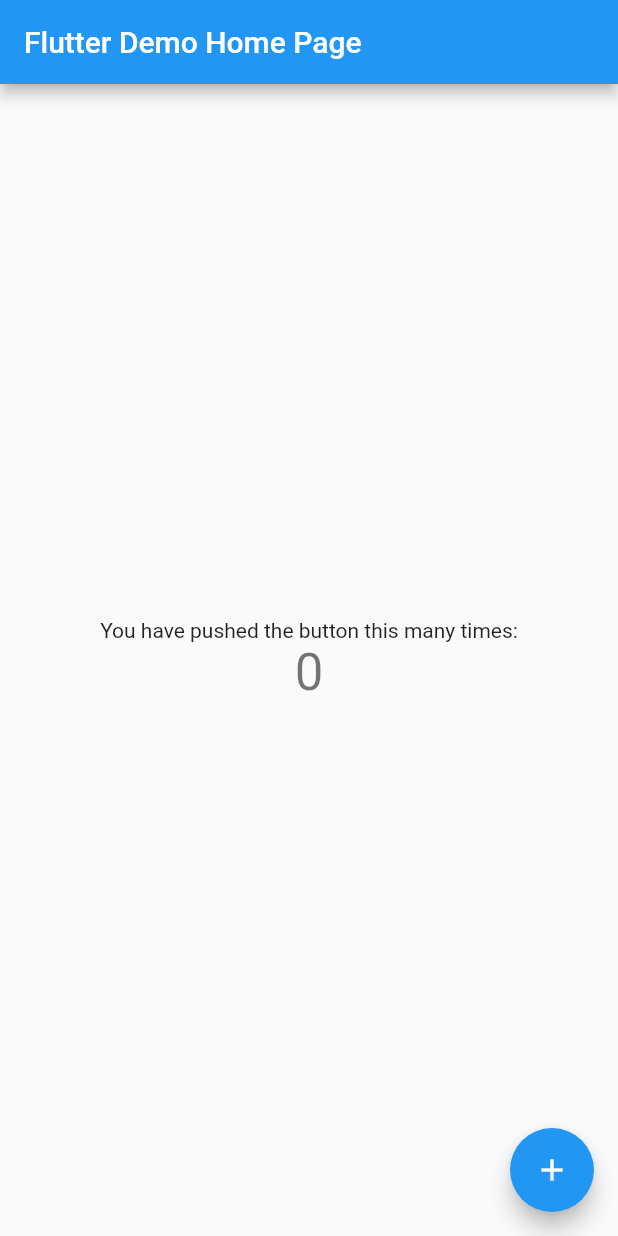
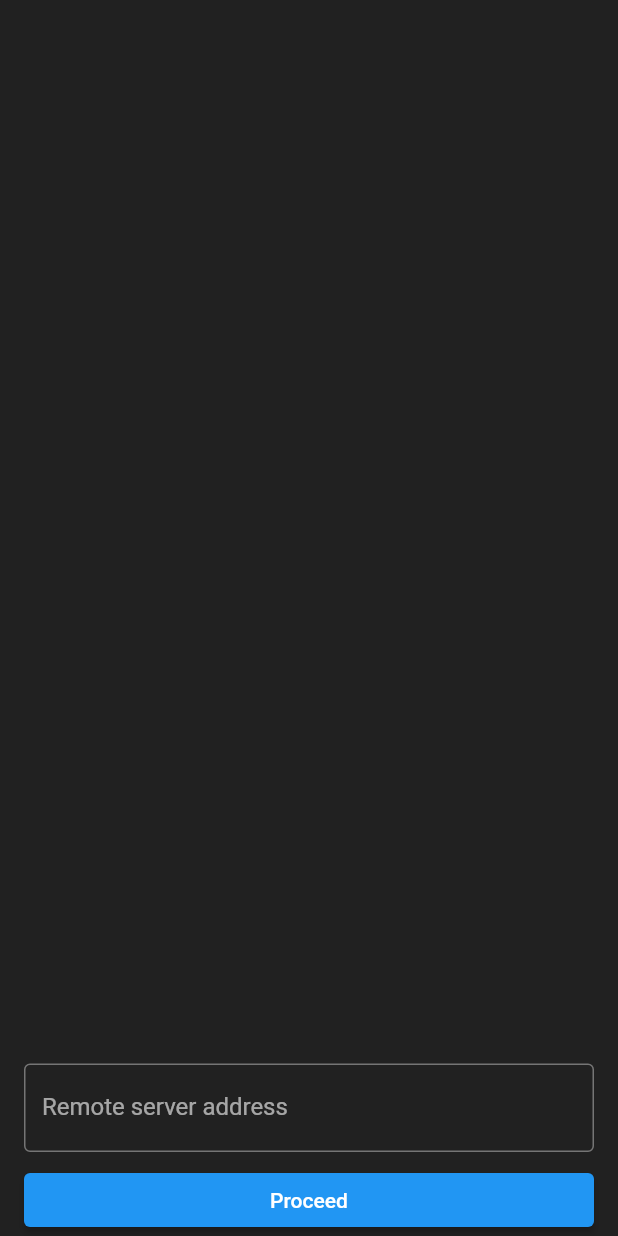
Before and after one commit to zdllucky/timetrack, a Flutter app: the screen it shows after launch, on a phone screen of 412 x 824 dp. Run offline on Flutter 3.47's test engine with Material 2 defaults, Android fonts, the phone set to English and light mode, and no system bars; drawn by our look-alikes of flutter_form_builder; our stand-ins replace bloc, dio, flutter_bloc, form_builder_validators, get_it, hive_flutter and 1 more; missing offline and left inert: flutter_inappwebview; accounts and stored records are empty.

Commit message:
Proposed wrapper-app structure

```diff
--- /dev/null
+++ b/wrapper_app/lib/app/app.dart
@@ -0,0 +1,152 @@
+import 'dart:io';
+
+import 'package:flutter/material.dart';
+import 'package:flutter_bloc/flutter_bloc.dart';
+import 'package:flutter_inappwebview/flutter_inappwebview.dart';
+import 'package:flutter_localizations/flutter_localizations.dart';
+import 'package:form_builder_validators/form_builder_validators.dart';
+import 'package:url_launcher/url_launcher.dart';
+import 'package:wrapper_app/shared/Utils.dart';
+
+import '../data/remote_host/models/remote_host.dart';
+import '../injectable/injections.dart';
+import 'host/__.dart';
+
+class App extends StatelessWidget {
+  const App({Key? key}) : super(key: key);
+
+  @override
+  Widget build(BuildContext context) {
+    return MaterialApp(
+      localizationsDelegates: const [
+        GlobalMaterialLocalizations.delegate,
+        GlobalWidgetsLocalizations.delegate,
+        GlobalCupertinoLocalizations.delegate,
+        FormBuilderLocalizations.delegate
+      ],
+      supportedLocales: const [Locale('en'), Locale('ru')],
+      theme: ThemeData.dark(),
+      home: BlocProvider<HostCubit>(
+          create: (_) => get<HostCubit>(), child: const MyHomePage()),
+    );
+  }
+}
+
+class MyHomePage extends StatefulWidget {
+  const MyHomePage({Key? key}) : super(key: key);
+
+  @override
+  State<MyHomePage> createState() => _MyHomePageState();
+}
+
+class _MyHomePageState extends State<MyHomePage> {
+  final TextEditingController _controller = TextEditingController();
+  final GlobalKey webViewKey = GlobalKey();
+  InAppWebViewController? webViewController;
+  InAppWebViewGroupOptions options = InAppWebViewGroupOptions(
+      crossPlatform: InAppWebViewOptions(
+        useShouldOverrideUrlLoading: true,
+        mediaPlaybackRequiresUserGesture: false,
+      ),
+      android: AndroidInAppWebViewOptions(
+        useHybridComposition: true,
+      ),
+      ios: IOSInAppWebViewOptions(
+        allowsInlineMediaPlayback: true,
+      ));
+  late PullToRefreshController pullToRefreshController;
+
+  @override
+  initState() {
+    super.initState();
+
+    pullToRefreshController = PullToRefreshController(
+      options: PullToRefreshOptions(
+        color: Colors.blue,
+      ),
+      onRefresh: () async {
+        if (Platform.isAndroid) {
+          webViewController?.reload();
+        } else if (Platform.isIOS) {
+          webViewController?.loadUrl(
+              urlRequest: URLRequest(url: await webViewController?.getUrl()));
+        }
+      },
+    );
+
+    Utils.getLocalTestIPAddr().then((value) => _controller.text = value);
+  }
+
+  // _updateConstraints(
+  //     double h, double w, double l, double t, double r, double b) async {
+  //   setState(() {
+  //     _safePaddingTop = t;
+  //     _safePaddingLeft = l;
+  //     _safePaddingRight = r;
+  //     _safePaddingBottom = b;
+  //     _safeHeight = h - t - b;
+  //     _safeWidth = w - l - r;
+  //   });
+  // }
+
+  @override
+  Widget build(BuildContext context) {
+    // _updateConstraints(
+    //   MediaQuery.of(context).size.height,
+    //   MediaQuery.of(context).size.width,
+    //   MediaQuery.of(context).padding.left,
+    //   MediaQuery.of(context).padding.top,
+    //   MediaQuery.of(context).padding.right,
+    //   MediaQuery.of(context).padding.bottom,
+    // );
+
+    return Scaffold(
+        backgroundColor: ThemeData.dark().primaryColor,
+        body: HostScaffold(
+          child: BlocBuilder<HostCubit, RemoteHost>(
+            builder: (context, state) {
+              return InAppWebView(
+                key: webViewKey,
+                initialUrlRequest: URLRequest(url: Uri.parse(state.uri)),
+                initialOptions: options,
+                pullToRefreshController: pullToRefreshController,
+                onWebViewCreated: (controller) {
+                  webViewController = controller;
+                },
+                androidOnPermissionRequest:
+                    (controller, origin, resources) async {
+                  return PermissionRequestResponse(
+                      resources: resources,
+                      action: PermissionRequestResponseAction.GRANT);
+                },
+                shouldOverrideUrlLoading: (controller, navigationAction) async {
+                  var uri = navigationAction.request.url!;
+
+                  if (![
+                    "http",
+                    "https",
+                    "file",
+                    "chrome",
+                    "data",
+                    "javascript",
+                    "about"
+                  ].contains(uri.scheme)) {
+                    if (!await launchUrl(uri)) {
+                      return NavigationActionPolicy.CANCEL;
+                    }
+                  }
+                  return NavigationActionPolicy.ALLOW;
+                },
+                onLoadError: (controller, url, code, message) {
+                  pullToRefreshController.endRefreshing();
+                },
+                onConsoleMessage: (controller, consoleMessage) {
+                  print(consoleMessage);
+                },
+              );
+            },
+          ),
+        ) // This trailing comma makes auto-formatting nicer for build methods.
+        );
+  }
+}
--- /dev/null
+++ b/wrapper_app/lib/app/host/__.dart
@@ -0,0 +1,4 @@
+library host_feature;
+
+export 'blocs/host/host_cubit.dart';
+export 'scaffolds/host.dart';
--- /dev/null
+++ b/wrapper_app/lib/app/host/blocs/host/host_cubit.dart
@@ -0,0 +1,25 @@
+import 'package:bloc/bloc.dart';
+import 'package:flutter/foundation.dart';
+import 'package:injectable/injectable.dart';
+
+import '../../../../data/remote_host/__.dart';
+
+@lazySingleton
+class HostCubit extends Cubit<RemoteHost> {
+  final RemoteHostRepo _remoteHostRepo;
+
+  HostCubit(this._remoteHostRepo) : super(_remoteHostRepo.remoteHost);
+
+  @override
+  void onChange(Change<RemoteHost> change) {
+    super.onChange(change);
+
+    debugPrint(change.nextState.uri.toString());
+
+    _remoteHostRepo.remoteHost = change.nextState;
+  }
+
+  void updateHost(RemoteHost host) {
+    emit(host);
+  }
+}
--- /dev/null
+++ b/wrapper_app/lib/app/host/scaffolds/host.dart
@@ -0,0 +1,25 @@
+import 'package:flutter/cupertino.dart';
+import 'package:flutter/material.dart';
+import 'package:flutter_bloc/flutter_bloc.dart';
+
+import '../../../data/remote_host/__.dart';
+import '../__.dart';
+import '../widgets/form.dart';
+
+class HostScaffold extends StatelessWidget {
+  final Widget child;
+
+  const HostScaffold({Key? key, required this.child}) : super(key: key);
+
+  @override
+  Widget build(BuildContext context) {
+    return Scaffold(
+        backgroundColor: ThemeData.dark().primaryColor,
+        body: BlocBuilder<HostCubit, RemoteHost>(
+            builder: (_, state) => state.uri.isNotEmpty
+                ? child
+                : const SafeArea(
+                    child: SetHostForm(),
+                  )));
+  }
+}
--- /dev/null
+++ b/wrapper_app/lib/app/host/widgets/form.dart
@@ -0,0 +1,93 @@
+import 'package:dio/dio.dart';
+import 'package:flutter/foundation.dart';
+import 'package:flutter/material.dart';
+import 'package:flutter_bloc/flutter_bloc.dart';
+import 'package:flutter_form_builder/flutter_form_builder.dart';
+import 'package:form_builder_validators/form_builder_validators.dart';
+
+import '../../../data/remote_host/__.dart';
+import '../__.dart';
+
+class SetHostForm extends StatefulWidget {
+  const SetHostForm({Key? key}) : super(key: key);
+
+  @override
+  State<SetHostForm> createState() => _SetHostFormState();
+}
+
+class _SetHostFormState extends State<SetHostForm> {
+  final _formKey = GlobalKey<FormBuilderState>();
+  bool disabledOnRequest = false;
+  bool disabledOnInput = false;
+
+  _handleSubmit() async {
+    setState(() => disabledOnRequest = true);
+    try {
+      if (!(_formKey.currentState?.saveAndValidate() ?? false)) return;
+      final Uri uri = Uri.parse(_formKey.currentState?.value['host'])
+          .replace(port: 4000, path: 'health', query: null);
+
+      Response res = await Dio().get(uri.toString());
+
+      if (res.data['status'] == 'Ok!' && mounted) {
+        context.read<HostCubit>().updateHost(RemoteHost(
+              uri: uri.replace(port: 3001, path: '').toString(),
+            ));
+      } else {
+        throw DioError(
+            requestOptions: res.requestOptions,
+            type: DioErrorType.response,
+            error: 'Server is not alive or not suitable');
+      }
+    } on DioError catch (e) {
+      setState(() => disabledOnInput = true);
+      _formKey.currentState?.fields['host']?.invalidate(e.message);
+    }
+    setState(() => disabledOnRequest = false);
+  }
+
+  @override
+  Widget build(BuildContext c) => FormBuilder(
+        key: _formKey,
+        onChanged: () {
+          setState(() =>
+              disabledOnInput = !_formKey.currentState!.saveAndValidate());
+        },
+        autoFocusOnValidationFailure: true,
+        autovalidateMode: AutovalidateMode.disabled,
+        child: Padding(
+          padding: const EdgeInsets.symmetric(horizontal: 16),
+          child: Column(
+            mainAxisAlignment: MainAxisAlignment.end,
+            mainAxisSize: MainAxisSize.max,
+            crossAxisAlignment: CrossAxisAlignment.stretch,
+            children: <Widget>[
+              Padding(
+                padding: const EdgeInsets.only(top: 8),
+                child: FormBuilderTextField(
+                  enabled: !disabledOnRequest,
+                  decoration: const InputDecoration(
+                      labelText: 'Remote server address',
+                      border: OutlineInputBorder()),
+                  name: 'host',
+                  validator: FormBuilderValidators.compose([
+                    FormBuilderValidators.required(),
+                    FormBuilderValidators.url()
+                  ]),
+                ),
+              ),
+              Padding(
+                padding: const EdgeInsets.only(top: 8),
+                child: ElevatedButton(
+                  style: const ButtonStyle(),
+                  onPressed: disabledOnRequest || disabledOnInput
+                      ? null
+                      : _handleSubmit,
+                  child: const Text('Proceed'),
+                ),
+              )
+            ],
+          ),
+        ),
+      );
+}
--- /dev/null
+++ b/wrapper_app/lib/app/layout/controller/layout/layout_state.dart
@@ -0,0 +1,6 @@
+part of 'layout_cubit.dart';
+
+@immutable
+abstract class LayoutState {}
+
+class LayoutInitial extends LayoutState {}
--- /dev/null
+++ b/wrapper_app/lib/data/remote_host/__.dart
@@ -0,0 +1,4 @@
+library host_data;
+
+export 'models/remote_host.dart';
+export 'repository.dart';
--- /dev/null
+++ b/wrapper_app/lib/data/remote_host/models/remote_host.dart
@@ -0,0 +1,11 @@
+import 'package:hive_flutter/hive_flutter.dart';
+
+part 'remote_host.g.dart';
+
+@HiveType(typeId: 1)
+class RemoteHost {
+  @HiveField(0)
+  final String uri;
+
+  RemoteHost({this.uri = ''});
+}
--- /dev/null
+++ b/wrapper_app/lib/data/remote_host/repository.dart
@@ -0,0 +1,20 @@
+import 'package:hive_flutter/hive_flutter.dart';
+import 'package:injectable/injectable.dart';
+
+import '__.dart';
+
+/// Here dep injection stops, no datasource abstraction applied because
+/// currently it is stored within hive box only
+
+@lazySingleton
+class RemoteHostRepo {
+  final Box<RemoteHost> _remoteHostSource;
+
+  const RemoteHostRepo(this._remoteHostSource);
+
+  RemoteHost get remoteHost => _remoteHostSource.get(0) ?? RemoteHost();
+
+  set remoteHost(RemoteHost host) {
+    _remoteHostSource.put(0, host);
+  }
+}
--- /dev/null
+++ b/wrapper_app/lib/injectable/injections.dart
@@ -0,0 +1,11 @@
+import 'package:get_it/get_it.dart';
+import 'package:injectable/injectable.dart';
+
+import 'injections.config.dart';
+
+const dev = Environment('dev');
+
+final get = GetIt.instance;
+
+@InjectableInit()
+Future<GetIt> configureDependencies() => $initGetIt(get);
--- a/wrapper_app/lib/main.dart
+++ b/wrapper_app/lib/main.dart
@@ -1,111 +1,18 @@
+import 'dart:io';
+
 import 'package:flutter/material.dart';
-import 'package:hive_flutter/hive_flutter.dart';
+import 'package:flutter_inappwebview/flutter_inappwebview.dart';
+import 'package:wrapper_app/app/app.dart';
+
+import 'app/app.dart';
+import 'injectable/injections.dart';
 
 void main() async {
-  await Hive.initFlutter();
+  await configureDependencies();
 
-  runApp(const MyApp());
-}
-
-class MyApp extends StatelessWidget {
-  const MyApp({Key? key}) : super(key: key);
-
-
-  // This widget is the root of your application.
-  @override
-  Widget build(BuildContext context) {
-    return MaterialApp(
-      title: 'Flutter Demo',
-      theme: ThemeData(
-        primarySwatch: Colors.blue,
-      ),
-      home: const MyHomePage(title: 'Flutter Demo Home Page'),
-    );
-  }
-}
-
-
-class MyHomePage extends StatefulWidget {
-  const MyHomePage({Key? key, required this.title}) : super(key: key);
-
-  // This widget is the home page of your application. It is stateful, meaning
-  // that it has a State object (defined below) that contains fields that affect
-  // how it looks.
-
-  // This class is the configuration for the state. It holds the values (in this
-  // case the title) provided by the parent (in this case the App widget) and
-  // used by the build method of the State. Fields in a Widget subclass are
-  // always marked "final".
-
-  final String title;
-
-  @override
-  State<MyHomePage> createState() => _MyHomePageState();
-}
-
-class _MyHomePageState extends State<MyHomePage> {
-  int _counter = 0;
-
-  void _incrementCounter() {
-    setState(() {
-      // This call to setState tells the Flutter framework that something has
-      // changed in this State, which causes it to rerun the build method below
-      // so that the display can reflect the updated values. If we changed
-      // _counter without calling setState(), then the build method would not be
-      // called again, and so nothing would appear to happen.
-      _counter++;
-    });
+  if (Platform.isAndroid) {
+    await AndroidInAppWebViewController.setWebContentsDebuggingEnabled(true);
   }
 
-  @override
-  Widget build(BuildContext context) {
-    // This method is rerun every time setState is called, for instance as done
-    // by the _incrementCounter method above.
-    //
-    // The Flutter framework has been optimized to make rerunning build methods
-    // fast, so that you can just rebuild anything that needs updating rather
-    // than having to individually change instances of widgets.
-    return Scaffold(
-      appBar: AppBar(
-        // Here we take the value from the MyHomePage object that was created by
-        // the App.build method, and use it to set our appbar title.
-        title: Text(widget.title),
-      ),
-      body: Center(
-        // Center is a layout widget. It takes a single child and positions it
-        // in the middle of the parent.
-        child: Column(
-          // Column is also a layout widget. It takes a list of children and
-          // arranges them vertically. By default, it sizes itself to fit its
-          // children horizontally, and tries to be as tall as its parent.
-          //
-          // Invoke "debug painting" (press "p" in the console, choose the
-          // "Toggle Debug Paint" action from the Flutter Inspector in Android
-          // Studio, or the "Toggle Debug Paint" command in Visual Studio Code)
-          // to see the wireframe for each widget.
-          //
-          // Column has various properties to control how it sizes itself and
-          // how it positions its children. Here we use mainAxisAlignment to
-          // center the children vertically; the main axis here is the vertical
-          // axis because Columns are vertical (the cross axis would be
-          // horizontal).
-          mainAxisAlignment: MainAxisAlignment.center,
-          children: <Widget>[
-            const Text(
-              'You have pushed the button this many times:',
-            ),
-            Text(
-              '$_counter',
-              style: Theme.of(context).textTheme.headline4,
-            ),
-          ],
-        ),
-      ),
-      floatingActionButton: FloatingActionButton(
-        onPressed: _incrementCounter,
-        tooltip: 'Increment',
-        child: const Icon(Icons.add),
-      ), // This trailing comma makes auto-formatting nicer for build methods.
-    );
-  }
+  runApp(const App());
 }
--- /dev/null
+++ b/wrapper_app/lib/shared/Utils.dart
@@ -0,0 +1,10 @@
+import "dart:io";
+
+class Utils {
+  static Future getLocalTestIPAddr() async {
+    return (await NetworkInterface.list())
+        .firstWhere((element) => element.name == "en0")
+        .addresses[0]
+        .address;
+  }
+}
```
Also changed, not shown: wrapper_app/lib/app/layout/controller/layout/layout_cubit.dart (added, +8 -0 lines), wrapper_app/lib/injectable/modules/storage.dart (added, +22 -0 lines), wrapper_app/pubspec.yaml (+17 -23 lines), wrapper_app/lib/data/remote_host/models/remote_host.g.dart (added), wrapper_app/lib/injectable/injections.config.dart (added), wrapper_app/pubspec.lock, 9 other files.
